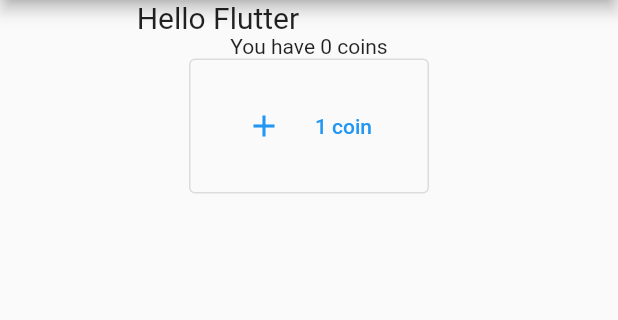
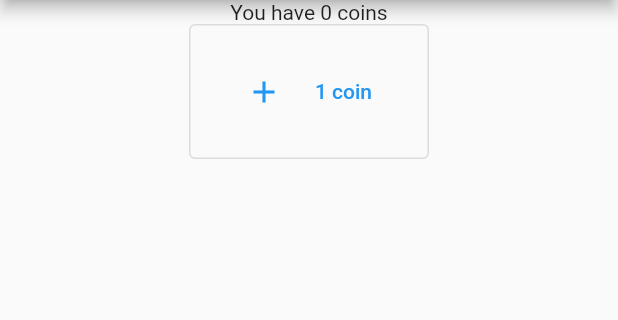
Before and after one commit to TretiakAnton/clicker, a Flutter app: the MyHomePage screen opened directly, on a phone screen of 412 x 824 dp, the part 84-404 px from its top. Run offline on Flutter 3.47's test engine with Material 2 defaults, Android fonts, the light colour scheme and no system bars.

Commit message:
added s ending for plural
-

```diff
--- a/lib/pages.dart
+++ b/lib/pages.dart
@@ -1,5 +1,6 @@
+import 'dart:ui';
+
 import 'package:flutter/material.dart';
-import 'dart:ui';
 
 class MyHomePage extends StatefulWidget {
   @override
@@ -26,33 +27,25 @@ class _MyHomePageState extends State<MyHomePage> {
         child: Column(
           //mainAxisAlignment: MainAxisAlignment.start,
           children: <Widget>[
-            Align(
-                alignment: FractionalOffset(0.3, 0.3),
-                child:Text(
-                    'Hello Flutter',
-                    textDirection: TextDirection.ltr,   // текст слева направо
-                    style: TextStyle(fontSize: 20) // высота шрифта 20
-                )
-            ),
+            Align(alignment: FractionalOffset(0.3, 0.3)),
             Text('You have $_coins coins'),
             SizedBox(
               height: 90,
               width: 160,
               child: OutlinedButton(
-
                 onPressed: _plusCoins,
                 child: Row(
                     mainAxisAlignment: MainAxisAlignment.spaceEvenly,
                     children: [
                       Icon(Icons.add),
-                      Text('$_pressCost coin'),
-                      if (_pressCost != 1) Text('s')
+                      if (_pressCost != 1) Text('$_pressCost coins')else Text('$_pressCost coin')
                     ]),
               ),
             ),
           ],
         ),
       ),
+      bottomNavigationBar: BottomAppBar(),
     );
   }
 }
```
Also changed, not shown: lib/main.dart (+0 -10 lines).
